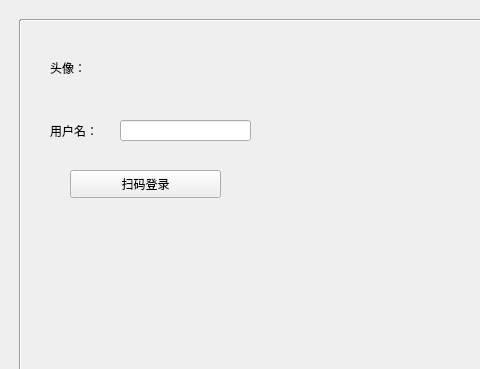
Before: the Qt Designer form mainWin.ui in ylxy123/JD-crawler, drawn with Qt 5; both pictures show x 0 to 480 and y 0 to 369 of the 791 by 591 pixel window.
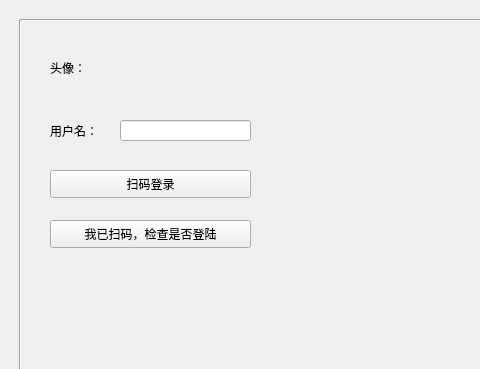
After: the same form once the commit is applied.

```diff
--- a/mainWin.ui
+++ b/mainWin.ui
@@ -94,9 +94,9 @@
   <widget class="QPushButton" name="LoginBtn">
    <property name="geometry">
     <rect>
-     <x>70</x>
+     <x>50</x>
      <y>170</y>
-     <width>151</width>
+     <width>201</width>
      <height>28</height>
     </rect>
    </property>
@@ -153,6 +153,19 @@
     <string>头像：</string>
    </property>
   </widget>
+  <widget class="QPushButton" name="checklogbtn">
+   <property name="geometry">
+    <rect>
+     <x>50</x>
+     <y>220</y>
+     <width>201</width>
+     <height>28</height>
+    </rect>
+   </property>
+   <property name="text">
+    <string>我已扫码，检查是否登陆</string>
+   </property>
+  </widget>
  </widget>
  <resources/>
  <connections/>
```
